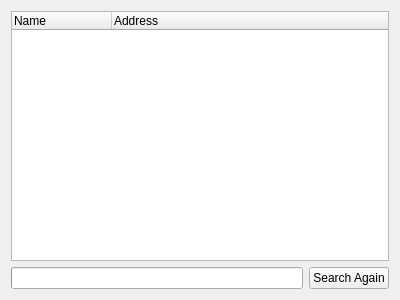
Above: devicesearchview.ui from jcaden/BlueZ-Manager before the change. Below: the same form after it.
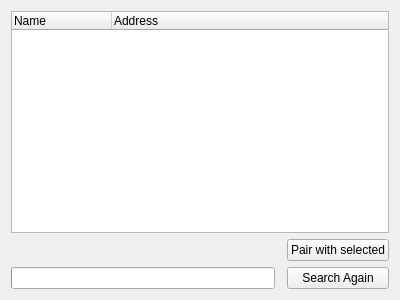
That is the form after the change.

Commit message: Add button to pair the selected device (unfinished)

```diff
--- a/devicesearchview.ui
+++ b/devicesearchview.ui
@@ -14,7 +14,7 @@
    <string>Form</string>
   </property>
   <layout class="QGridLayout" name="gridLayout">
-   <item row="1" column="0" colspan="2">
+   <item row="1" column="0" colspan="3">
     <widget class="QTreeWidget" name="treeWidget">
      <column>
       <property name="text">
@@ -28,10 +28,30 @@
      </column>
     </widget>
    </item>
-   <item row="2" column="0">
+   <item row="4" column="0">
     <widget class="QProgressBar" name="progressBar"/>
    </item>
-   <item row="2" column="1">
+   <item row="2" column="0" colspan="2">
+    <spacer name="horizontalSpacer">
+     <property name="orientation">
+      <enum>Qt::Horizontal</enum>
+     </property>
+     <property name="sizeHint" stdset="0">
+      <size>
+       <width>40</width>
+       <height>20</height>
+      </size>
+     </property>
+    </spacer>
+   </item>
+   <item row="2" column="2">
+    <widget class="QPushButton" name="pairDevice">
+     <property name="text">
+      <string>Pair with selected</string>
+     </property>
+    </widget>
+   </item>
+   <item row="4" column="2">
     <widget class="QPushButton" name="searchAgain">
      <property name="text">
       <string>Search Again</string>
```
The commit also changes 2 other files.
